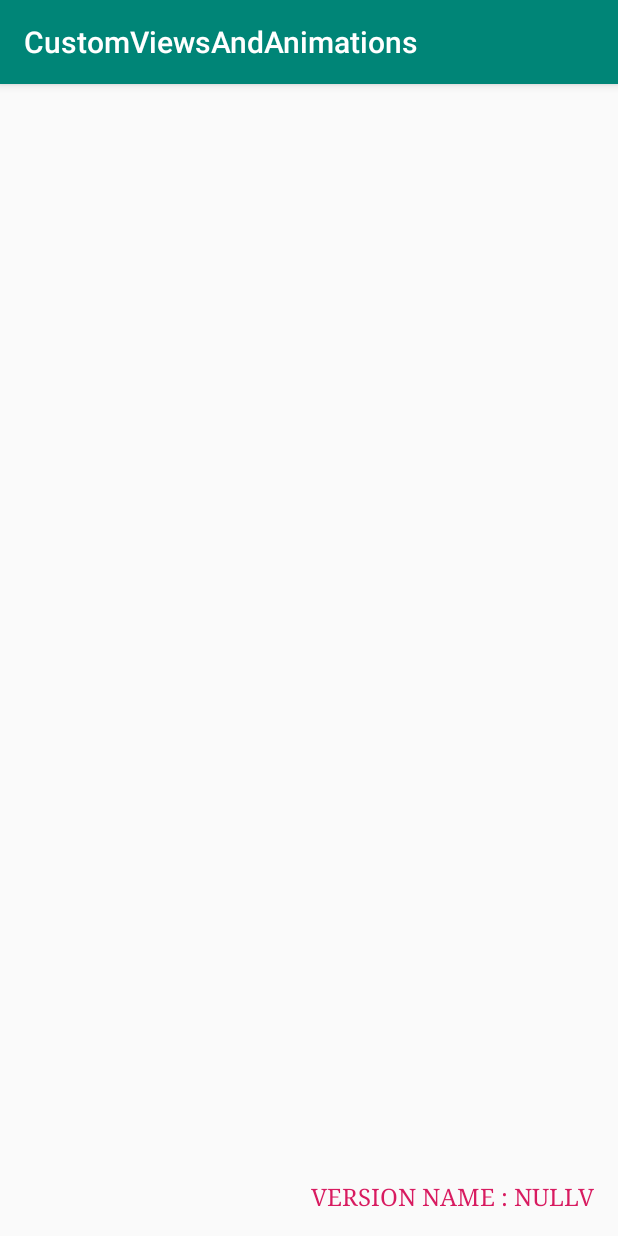
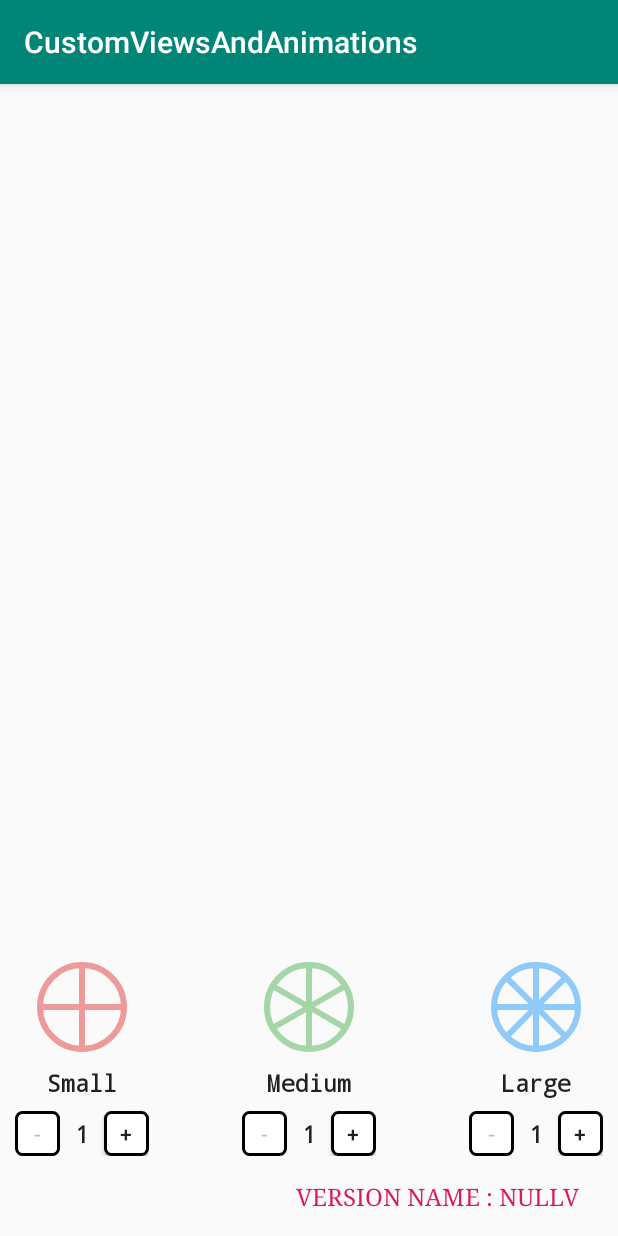
Before and after one commit to ahmedadeltito/CustomViewsAndAnimations, an Android app: the screen it shows after launch (MainActivity), on a phone screen of 412 x 824 dp. Run offline under Robolectric (Android 15) with nearby library versions, the phone set to English and light mode, and no system bars.

Commit message:
Create a NumberOfPizzasView that holds the PizzaView with a title that describes if it small, medium or large and then plus or minus buttons to increase the number of pizzas that the user wants.

```diff
--- /dev/null
+++ b/app/src/main/java/com/egdroid/customviewsandanimations/PizzaSize.kt
@@ -0,0 +1,15 @@
+package com.egdroid.customviewsandanimations
+
+/**
+ * Created at Tito on 2019-07-21
+ */
+enum class PizzaSize(val value: Int) {
+    SMALL(0),
+    MEDIUM(1),
+    LARGE(2);
+
+    companion object {
+        private val map = values().associateBy(PizzaSize::value)
+        fun fromInt(type: Int) = map[type] ?: SMALL
+    }
+}
--- /dev/null
+++ b/app/src/main/java/com/egdroid/customviewsandanimations/widget/NumberOfPizzasView.kt
@@ -0,0 +1,128 @@
+package com.egdroid.customviewsandanimations.widget
+
+import android.content.Context
+import android.graphics.Color
+import android.util.AttributeSet
+import android.widget.Button
+import android.widget.TextView
+import androidx.constraintlayout.widget.ConstraintLayout
+import com.egdroid.customviewsandanimations.PizzaSize
+import com.egdroid.customviewsandanimations.R
+
+/**
+ * Created at Tito on 2019-07-20
+ */
+
+class NumberOfPizzasView : ConstraintLayout {
+
+    private var pizzaView: PizzaView? = null
+    private var pizzaSizeTv: TextView? = null
+    private var incrementBtn: Button? = null
+    private var decrementBtn: Button? = null
+    private var numOfPizzasTv: TextView? = null
+
+    private var pizzaSize: PizzaSize = PizzaSize.SMALL
+    private var pizzaColor: Int = Color.BLACK
+
+    private var numOfPizzas = 1
+
+    init {
+        inflate(context, R.layout.num_of_pizzas_view, this)
+    }
+
+    constructor(context: Context) : super(context) {
+        init(
+            context = context,
+            attrs = null
+        )
+    }
+
+    constructor(context: Context, attrs: AttributeSet) : super(context, attrs) {
+        init(
+            context = context,
+            attrs = attrs
+        )
+    }
+
+    constructor(context: Context, attrs: AttributeSet, defStyleAttr: Int) : super(context, attrs, defStyleAttr) {
+        init(
+            context = context,
+            attrs = attrs
+        )
+    }
+
+    override fun onFinishInflate() {
+        super.onFinishInflate()
+
+        pizzaView = findViewById(R.id.pizza_view)
+        pizzaSizeTv = findViewById(R.id.pizza_size_tv)
+        incrementBtn = findViewById(R.id.increment_num_of_pizzas_btn)
+        decrementBtn = findViewById(R.id.decrement_num_of_pizzas_btn)
+        numOfPizzasTv = findViewById(R.id.num_of_pizzas_tv)
+
+        incrementBtn?.setOnClickListener {
+            numOfPizzas++
+            updateView()
+        }
+        decrementBtn?.setOnClickListener {
+            numOfPizzas--
+            updateView()
+        }
+
+        pizzaView?.setPizzaSize(pizzaSize)
+        pizzaView?.setPizzaColor(pizzaColor)
+
+        updateView()
+
+    }
+
+    private fun init(context: Context, attrs: AttributeSet?) {
+        if (attrs != null) {
+            val array = context.obtainStyledAttributes(
+                attrs, R.styleable.NumberOfPizzasView
+            )
+
+            pizzaSize = array.getInt(
+                R.styleable.NumberOfPizzasView_pizza_size, pizzaSize.value
+            ).let {
+                PizzaSize.fromInt(it)
+            }
+
+            pizzaColor = array.getColor(
+                R.styleable.NumberOfPizzasView_pizza_color, pizzaColor
+            )
+
+            array.recycle()
+        }
+    }
+
+    private fun updateView() {
+        when (numOfPizzas) {
+            1 -> {
+                decrementBtn?.isEnabled = false
+                incrementBtn?.isEnabled = true
+            }
+            in 2..8 -> {
+                decrementBtn?.isEnabled = true
+                incrementBtn?.isEnabled = true
+            }
+            else -> {
+                decrementBtn?.isEnabled = true
+                incrementBtn?.isEnabled = false
+            }
+        }
+
+        pizzaSizeTv?.text = when (pizzaSize) {
+            PizzaSize.SMALL ->
+                resources.getString(R.string.small)
+            PizzaSize.MEDIUM ->
+                resources.getString(R.string.medium)
+            PizzaSize.LARGE ->
+                resources.getString(R.string.large)
+        }
+
+        numOfPizzasTv?.text = numOfPizzas.toString()
+
+    }
+
+}
--- a/app/src/main/java/com/egdroid/customviewsandanimations/widget/PizzaView.kt
+++ b/app/src/main/java/com/egdroid/customviewsandanimations/widget/PizzaView.kt
@@ -6,6 +6,7 @@ import android.graphics.Color
 import android.graphics.Paint
 import android.util.AttributeSet
 import android.view.View
+import com.egdroid.customviewsandanimations.PizzaSize
 import com.egdroid.customviewsandanimations.R
 import kotlin.math.min
 
@@ -22,7 +23,7 @@ class PizzaView : View {
 
     private lateinit var paint: Paint
 
-    private var numSlices = 4
+    private var numOfSlices = 4
     private var color = Color.BLACK
     private var strokeWidth = 4
 
@@ -55,11 +56,11 @@ class PizzaView : View {
             color = array.getColor(
                 R.styleable.PizzaView_color, color
             )
-            numSlices = array.getInt(
-                R.styleable.PizzaView_num_slices, numSlices
+            numOfSlices = array.getInt(
+                R.styleable.PizzaView_num_slices, numOfSlices
             )
-            if (numSlices !in slicesRange)
-                numSlices = 4
+            if (numOfSlices !in slicesRange)
+                numOfSlices = 4
 
             array.recycle()
         }
@@ -85,15 +86,30 @@ class PizzaView : View {
     }
 
     private fun drawPizzaCuts(canvas: Canvas, cx: Float, cy: Float, radius: Float) {
-        val degrees = 360f / numSlices
+        val degrees = 360f / numOfSlices
 
         canvas.save()
 
-        for (i in 0 until numSlices) {
+        for (index in 0 until numOfSlices) {
             canvas.rotate(degrees, cx, cy)
             canvas.drawLine(cx, cy, cx, cy - radius, paint)
         }
 
         canvas.restore()
     }
+
+    fun setPizzaSize(pizzaSize: PizzaSize?) {
+        numOfSlices = when (pizzaSize) {
+            PizzaSize.SMALL -> 4
+            PizzaSize.MEDIUM -> 6
+            PizzaSize.LARGE -> 8
+            else -> 4
+        }
+        invalidate()
+    }
+
+    fun setPizzaColor(pizzaColor: Int) {
+        color = pizzaColor
+        paint.color = color
+    }
 }
--- /dev/null
+++ b/app/src/main/res/drawable/transparent_bg_bordered.xml
@@ -0,0 +1,15 @@
+<?xml version="1.0" encoding="utf-8"?>
+<shape xmlns:android="http://schemas.android.com/apk/res/android"
+       android:shape="rectangle">
+
+    <solid
+            android:color="@color/white"/>
+
+    <stroke
+            android:width="2dp"
+            android:color="@color/black"/>
+
+    <corners
+            android:radius="4dp"/>
+
+</shape>
--- a/app/src/main/res/layout/activity_main.xml
+++ b/app/src/main/res/layout/activity_main.xml
@@ -5,7 +5,40 @@
         xmlns:app="http://schemas.android.com/apk/res-auto"
         android:layout_width="match_parent"
         android:layout_height="match_parent"
+        android:paddingStart="10dp"
+        android:paddingEnd="10dp"
         tools:context=".MainActivity">
+
+    <com.egdroid.customviewsandanimations.widget.NumberOfPizzasView
+            android:id="@+id/small_number_of_pizza_view"
+            android:layout_width="wrap_content"
+            android:layout_height="wrap_content"
+            android:layout_marginBottom="16dp"
+            app:layout_constraintBottom_toTopOf="@id/version_name_tv"
+            app:layout_constraintStart_toStartOf="parent"
+            app:pizza_size="small"
+            app:pizza_color="@color/red"/>
+
+    <com.egdroid.customviewsandanimations.widget.NumberOfPizzasView
+            android:id="@+id/medium_number_of_pizza_view"
+            android:layout_width="wrap_content"
+            android:layout_height="wrap_content"
+            android:layout_marginBottom="16dp"
+            app:layout_constraintBottom_toTopOf="@id/version_name_tv"
+            app:layout_constraintStart_toEndOf="@id/small_number_of_pizza_view"
+            app:layout_constraintEnd_toStartOf="@id/large_number_of_pizza_view"
+            app:pizza_size="medium"
+            app:pizza_color="@color/green"/>
+
+    <com.egdroid.customviewsandanimations.widget.NumberOfPizzasView
+            android:id="@+id/large_number_of_pizza_view"
+            android:layout_width="wrap_content"
+            android:layout_height="wrap_content"
+            android:layout_marginBottom="16dp"
+            app:layout_constraintBottom_toTopOf="@id/version_name_tv"
+            app:layout_constraintEnd_toEndOf="parent"
+            app:pizza_size="large"
+            app:pizza_color="@color/blue"/>
 
     <com.egdroid.customviewsandanimations.widget.VersionNameTextView
             android:id="@+id/version_name_tv"
--- /dev/null
+++ b/app/src/main/res/layout/num_of_pizzas_view.xml
@@ -0,0 +1,66 @@
+<?xml version="1.0" encoding="utf-8"?>
+<merge
+        xmlns:android="http://schemas.android.com/apk/res/android"
+        xmlns:app="http://schemas.android.com/apk/res-auto"
+        xmlns:tools="http://schemas.android.com/tools">
+
+    <com.egdroid.customviewsandanimations.widget.PizzaView
+            android:id="@+id/pizza_view"
+            android:layout_width="60dp"
+            android:layout_height="60dp"
+            android:layout_margin="8dp"
+            app:layout_constraintTop_toTopOf="parent"
+            app:layout_constraintStart_toStartOf="parent"
+            app:layout_constraintEnd_toEndOf="parent"
+            app:color="@color/red"
+            app:stroke_width="4dp"
+            app:num_slices="4"/>
+
+    <TextView
+            android:id="@+id/pizza_size_tv"
+            android:layout_width="wrap_content"
+            android:layout_height="wrap_content"
+            android:layout_marginTop="10dp"
+            style="@style/PizzaSizeStyle"
+            app:layout_constraintStart_toStartOf="@id/pizza_view"
+            app:layout_constraintEnd_toEndOf="@id/pizza_view"
+            app:layout_constraintTop_toBottomOf="@id/pizza_view"
+            tools:text="Medium"/>
+
+    <Button
+            android:id="@+id/decrement_num_of_pizzas_btn"
+            android:layout_width="30dp"
+            android:layout_height="30dp"
+            android:text="@string/minus"
+            android:background="@drawable/transparent_bg_bordered"
+            android:layout_marginTop="8dp"
+            app:layout_constraintBottom_toBottomOf="parent"
+            app:layout_constraintTop_toBottomOf="@id/pizza_size_tv"
+            app:layout_constraintStart_toStartOf="parent"/>
+
+    <Button
+            android:id="@+id/increment_num_of_pizzas_btn"
+            android:layout_width="30dp"
+            android:layout_height="30dp"
+            android:text="@string/plus"
+            android:background="@drawable/transparent_bg_bordered"
+            android:layout_marginTop="8dp"
+            app:layout_constraintTop_toBottomOf="@id/pizza_size_tv"
+            app:layout_constraintBottom_toBottomOf="parent"
+            app:layout_constraintEnd_toEndOf="parent"/>
+
+
+    <TextView
+            android:id="@+id/num_of_pizzas_tv"
+            android:layout_width="wrap_content"
+            android:layout_height="wrap_content"
+            style="@style/PizzaSizeStyle"
+            android:layout_marginStart="10dp"
+            android:layout_marginEnd="10dp"
+            app:layout_constraintTop_toTopOf="@id/increment_num_of_pizzas_btn"
+            app:layout_constraintBottom_toBottomOf="@id/increment_num_of_pizzas_btn"
+            app:layout_constraintStart_toEndOf="@id/decrement_num_of_pizzas_btn"
+            app:layout_constraintEnd_toStartOf="@id/increment_num_of_pizzas_btn"
+            tools:text="2"/>
+
+</merge>
--- a/app/src/main/res/values/attrs.xml
+++ b/app/src/main/res/values/attrs.xml
@@ -1,8 +1,19 @@
 <?xml version="1.0" encoding="utf-8"?>
 <resources>
+
     <declare-styleable name="PizzaView">
         <attr name="num_slices" format="integer"/>
         <attr name="stroke_width" format="dimension"/>
         <attr name="color" format="color"/>
     </declare-styleable>
+
+    <declare-styleable name="NumberOfPizzasView">
+        <attr name="pizza_size" format="enum">
+            <enum name="small" value="0"/>
+            <enum name="medium" value="1"/>
+            <enum name="large" value="2"/>
+        </attr>
+        <attr name="pizza_color" format="color"/>
+    </declare-styleable>
+
 </resources>
--- a/app/src/main/res/values/colors.xml
+++ b/app/src/main/res/values/colors.xml
@@ -3,4 +3,13 @@
     <color name="colorPrimary">#008577</color>
     <color name="colorPrimaryDark">#00574B</color>
     <color name="colorAccent">#D81B60</color>
+
+    <color name="red">#EF9A9A</color>
+    <color name="green">#A5D6A7</color>
+    <color name="blue">#90CAF9</color>
+    <color name="black">#000000</color>
+    <color name="white">#FFFFFF</color>
+
+    <color name="transparent">#00000000</color>
+
 </resources>
--- a/app/src/main/res/values/strings.xml
+++ b/app/src/main/res/values/strings.xml
@@ -1,5 +1,15 @@
 <resources>
+
     <string name="app_name">CustomViewsAndAnimations</string>
+
     <string name="version_name">Version Name : %sv</string>
     <string name="error_version_name">Can not get the version name :(</string>
+
+    <string name="plus">+</string>
+    <string name="minus">-</string>
+
+    <string name="small">Small</string>
+    <string name="medium">Medium</string>
+    <string name="large">Large</string>
+
 </resources>
--- a/app/src/main/res/values/styles.xml
+++ b/app/src/main/res/values/styles.xml
@@ -16,4 +16,11 @@
         <item name="android:textColor">@color/colorAccent</item>
     </style>
 
+    <style name="PizzaSizeStyle" parent="TextAppearance.AppCompat.Title">
+        <item name="android:textAllCaps">false</item>
+        <item name="android:fontFamily">monospace</item>
+        <item name="android:textSize">15sp</item>
+        <item name="android:textStyle">bold</item>
+    </style>
+
 </resources>
```
